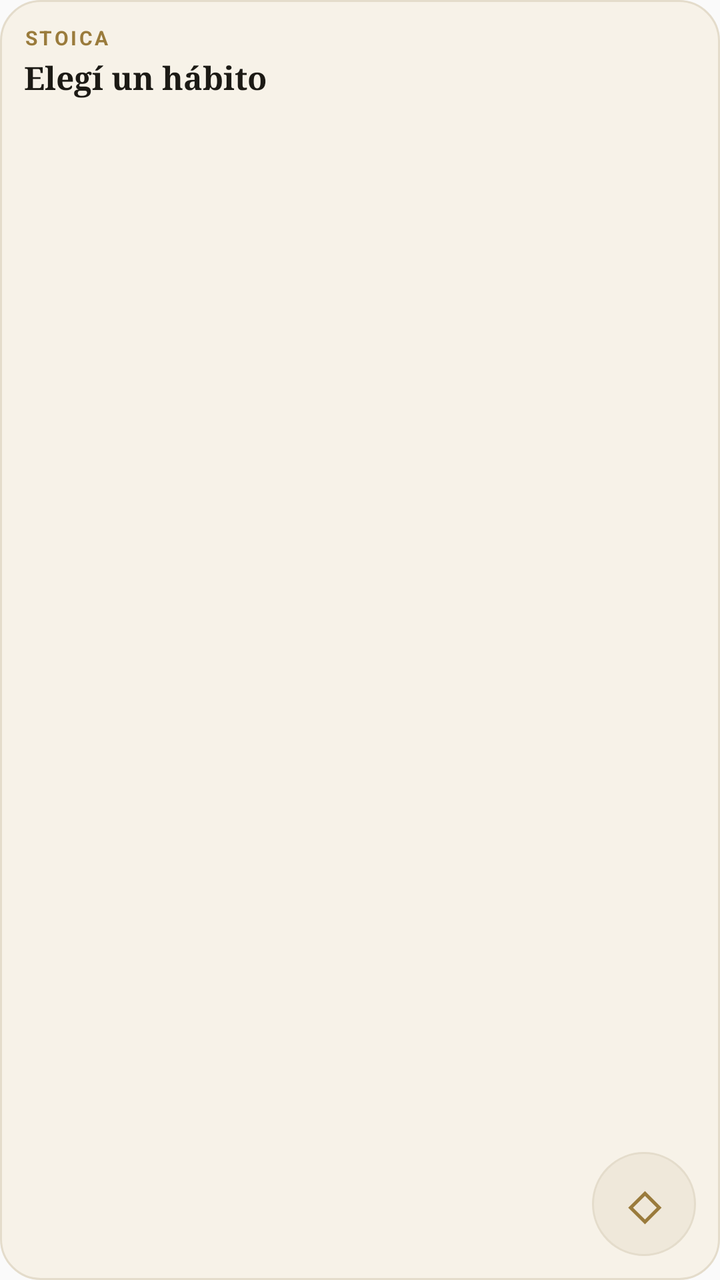
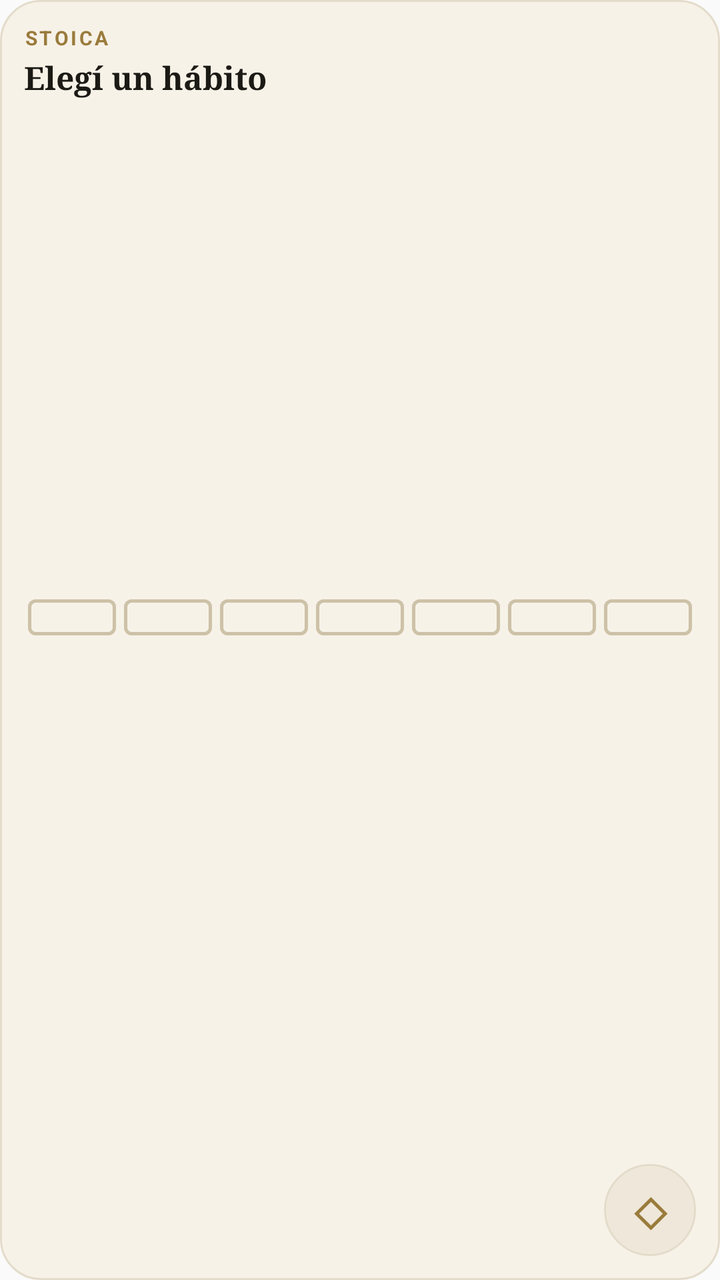

An Android layout rendered at two revisions. The XML below is the earlier revision; the diff shows what the commit changed to produce the second picture.
<!-- AndroidManifest.xml: application theme AppTheme -->
<!-- res/layout/widget_habito.xml -->
<?xml version="1.0" encoding="utf-8"?>
<LinearLayout xmlns:android="http://schemas.android.com/apk/res/android"
    android:id="@+id/widget_raiz"
    android:layout_width="match_parent"
    android:layout_height="match_parent"
    android:background="@drawable/widget_fondo"
    android:orientation="vertical"
    android:padding="12dp">

    <TextView
        android:id="@+id/h_virtud"
        android:layout_width="wrap_content"
        android:layout_height="wrap_content"
        android:letterSpacing="0.12"
        android:maxLines="1"
        android:text="@string/app_name"
        android:textAllCaps="true"
        android:textColor="@color/widget_dorado"
        android:textSize="10sp"
        android:textStyle="bold" />

    <TextView
        android:id="@+id/h_nombre"
        android:layout_width="match_parent"
        android:layout_height="wrap_content"
        android:layout_marginTop="2dp"
        android:ellipsize="end"
        android:fontFamily="serif"
        android:maxLines="2"
        android:text="@string/widget_habito_elegir"
        android:textColor="@color/widget_texto"
        android:textSize="16sp"
        android:textStyle="bold" />

    
    <FrameLayout
        android:layout_width="match_parent"
        android:layout_height="0dp"
        android:layout_weight="1"
        android:minHeight="4dp" />

    <LinearLayout
        android:layout_width="match_parent"
        android:layout_height="wrap_content"
        android:gravity="center_vertical"
        android:orientation="horizontal">

        <LinearLayout
            android:layout_width="0dp"
            android:layout_height="wrap_content"
            android:layout_weight="1"
            android:orientation="vertical">

            <TextView
                android:id="@+id/h_detalle"
                android:layout_width="wrap_content"
                android:layout_height="wrap_content"
                android:maxLines="1"
                android:textColor="@color/widget_texto"
                android:textSize="13sp" />

            <TextView
                android:id="@+id/h_racha"
                android:layout_width="wrap_content"
                android:layout_height="wrap_content"
                android:maxLines="1"
                android:textColor="@color/widget_suave"
                android:textSize="11sp" />
        </LinearLayout>

        <TextView
            android:id="@+id/h_marca"
            android:layout_width="52dp"
            android:layout_height="52dp"
            android:background="@drawable/widget_boton"
            android:gravity="center"
            android:text="◇"
            android:textColor="@color/widget_dorado"
            android:textSize="26sp"
            android:textStyle="bold" />
    </LinearLayout>
</LinearLayout>
<!-- resources referenced by this layout -->
<resources>
  <color name="widget_dorado">#9A7B3C</color>
  <color name="widget_suave">#6E6656</color>
  <color name="widget_texto">#1C1A15</color>
  <!-- drawable widget_boton (drawable) -->
  <?xml version="1.0" encoding="utf-8"?>
  <shape xmlns:android="http://schemas.android.com/apk/res/android" android:shape="oval">
      <solid android:color="@color/widget_fila" />
      <stroke android:width="1dp" android:color="@color/widget_borde" />
  </shape>
  <!-- drawable widget_fondo (drawable) -->
  <?xml version="1.0" encoding="utf-8"?>
  <shape xmlns:android="http://schemas.android.com/apk/res/android" android:shape="rectangle">
      <solid android:color="@color/widget_fondo" />
      <corners android:radius="20dp" />
      <stroke android:width="1dp" android:color="@color/widget_borde" />
  </shape>
  <string name="app_name">Stoica</string>
  <string name="widget_habito_elegir">Elegí un hábito</string>
  <style name="AppTheme" parent="Theme.AppCompat.Light.DarkActionBar">
          
          <item name="colorPrimary">@color/colorPrimary</item>
          <item name="colorPrimaryDark">@color/colorPrimaryDark</item>
          <item name="colorAccent">@color/colorAccent</item>
      </style>
  <color name="widget_fila">#EFE8DA</color>
  <color name="widget_borde">#E4DCCB</color>
  <color name="widget_fondo">#F7F2E8</color>
</resources>

<!-- the commit's change to res/layout/widget_habito.xml (unified diff, before → after) -->
@@ -32,12 +32,228 @@
         android:textSize="16sp"
         android:textStyle="bold" />
 
-    
     <FrameLayout
         android:layout_width="match_parent"
         android:layout_height="0dp"
         android:layout_weight="1"
-        android:minHeight="4dp" />
+        android:minHeight="6dp" />
+
+    
+    <LinearLayout
+        android:id="@+id/h_semana"
+        android:layout_width="match_parent"
+        android:layout_height="wrap_content"
+        android:orientation="horizontal">
+
+        <LinearLayout
+            android:layout_width="0dp"
+            android:layout_height="wrap_content"
+            android:layout_weight="1"
+            android:gravity="center_horizontal"
+            android:orientation="vertical">
+
+            <TextView
+                android:id="@+id/h_bx0"
+                android:layout_width="match_parent"
+                android:layout_height="18dp"
+                android:layout_marginStart="2dp"
+                android:layout_marginEnd="2dp"
+                android:background="@drawable/dia_vacio"
+                android:gravity="center"
+                android:textColor="@color/widget_ok"
+                android:textSize="10sp"
+                android:textStyle="bold" />
+
+            <TextView
+                android:id="@+id/h_lb0"
+                android:layout_width="wrap_content"
+                android:layout_height="wrap_content"
+                android:layout_marginTop="2dp"
+                android:textColor="@color/widget_suave"
+                android:textSize="9sp"
+                android:textStyle="bold" />
+        </LinearLayout>
+
+        <LinearLayout
+            android:layout_width="0dp"
+            android:layout_height="wrap_content"
+            android:layout_weight="1"
+            android:gravity="center_horizontal"
+            android:orientation="vertical">
+
+            <TextView
+                android:id="@+id/h_bx1"
+                android:layout_width="match_parent"
+                android:layout_height="18dp"
+                android:layout_marginStart="2dp"
+                android:layout_marginEnd="2dp"
+                android:background="@drawable/dia_vacio"
+                android:gravity="center"
+                android:textColor="@color/widget_ok"
+                android:textSize="10sp"
+                android:textStyle="bold" />
+
+            <TextView
+                android:id="@+id/h_lb1"
+                android:layout_width="wrap_content"
+                android:layout_height="wrap_content"
+                android:layout_marginTop="2dp"
+                android:textColor="@color/widget_suave"
+                android:textSize="9sp"
+                android:textStyle="bold" />
+        </LinearLayout>
+
+        <LinearLayout
+            android:layout_width="0dp"
+            android:layout_height="wrap_content"
+            android:layout_weight="1"
+            android:gravity="center_horizontal"
+            android:orientation="vertical">
+
+            <TextView
+                android:id="@+id/h_bx2"
+                android:layout_width="match_parent"
+                android:layout_height="18dp"
+                android:layout_marginStart="2dp"
+                android:layout_marginEnd="2dp"
+                android:background="@drawable/dia_vacio"
+                android:gravity="center"
+                android:textColor="@color/widget_ok"
+                android:textSize="10sp"
+                android:textStyle="bold" />
+
+            <TextView
+                android:id="@+id/h_lb2"
+                android:layout_width="wrap_content"
+                android:layout_height="wrap_content"
+                android:layout_marginTop="2dp"
+                android:textColor="@color/widget_suave"
+                android:textSize="9sp"
+                android:textStyle="bold" />
+        </LinearLayout>
+
+        <LinearLayout
+            android:layout_width="0dp"
+            android:layout_height="wrap_content"
+            android:layout_weight="1"
+            android:gravity="center_horizontal"
+            android:orientation="vertical">
+
+            <TextView
+                android:id="@+id/h_bx3"
+                android:layout_width="match_parent"
+                android:layout_height="18dp"
+                android:layout_marginStart="2dp"
+                android:layout_marginEnd="2dp"
+                android:background="@drawable/dia_vacio"
+                android:gravity="center"
+                android:textColor="@color/widget_ok"
+                android:textSize="10sp"
+                android:textStyle="bold" />
+
+            <TextView
+                android:id="@+id/h_lb3"
+                android:layout_width="wrap_content"
+                android:layout_height="wrap_content"
+                android:layout_marginTop="2dp"
+                android:textColor="@color/widget_suave"
+                android:textSize="9sp"
+                android:textStyle="bold" />
+        </LinearLayout>
+
+        <LinearLayout
+            android:layout_width="0dp"
+            android:layout_height="wrap_content"
+            android:layout_weight="1"
+            android:gravity="center_horizontal"
+            android:orientation="vertical">
+
+            <TextView
+                android:id="@+id/h_bx4"
+                android:layout_width="match_parent"
+                android:layout_height="18dp"
+                android:layout_marginStart="2dp"
+                android:layout_marginEnd="2dp"
+                android:background="@drawable/dia_vacio"
+                android:gravity="center"
+                android:textColor="@color/widget_ok"
+                android:textSize="10sp"
+                android:textStyle="bold" />
+
+            <TextView
+                android:id="@+id/h_lb4"
+                android:layout_width="wrap_content"
+                android:layout_height="wrap_content"
+                android:layout_marginTop="2dp"
+                android:textColor="@color/widget_suave"
+                android:textSize="9sp"
+                android:textStyle="bold" />
+        </LinearLayout>
+
+        <LinearLayout
+            android:layout_width="0dp"
+            android:layout_height="wrap_content"
+            android:layout_weight="1"
+            android:gravity="center_horizontal"
+            android:orientation="vertical">
+
+            <TextView
+                android:id="@+id/h_bx5"
+                android:layout_width="match_parent"
+                android:layout_height="18dp"
+                android:layout_marginStart="2dp"
+                android:layout_marginEnd="2dp"
+                android:background="@drawable/dia_vacio"
+                android:gravity="center"
+                android:textColor="@color/widget_ok"
+                android:textSize="10sp"
+                android:textStyle="bold" />
+
+            <TextView
+                android:id="@+id/h_lb5"
+                android:layout_width="wrap_content"
+                android:layout_height="wrap_content"
+                android:layout_marginTop="2dp"
+                android:textColor="@color/widget_suave"
+                android:textSize="9sp"
+                android:textStyle="bold" />
+        </LinearLayout>
+
+        <LinearLayout
+            android:layout_width="0dp"
+            android:layout_height="wrap_content"
+            android:layout_weight="1"
+            android:gravity="center_horizontal"
+            android:orientation="vertical">
+
+            <TextView
+                android:id="@+id/h_bx6"
+                android:layout_width="match_parent"
+                android:layout_height="18dp"
+                android:layout_marginStart="2dp"
+                android:layout_marginEnd="2dp"
+                android:background="@drawable/dia_vacio"
+                android:gravity="center"
+                android:textColor="@color/widget_ok"
+                android:textSize="10sp"
+                android:textStyle="bold" />
+
+            <TextView
+                android:id="@+id/h_lb6"
+                android:layout_width="wrap_content"
+                android:layout_height="wrap_content"
+                android:layout_marginTop="2dp"
+                android:textColor="@color/widget_suave"
+                android:textSize="9sp"
+                android:textStyle="bold" />
+        </LinearLayout>
+    </LinearLayout>
+
+    <FrameLayout
+        android:layout_width="match_parent"
+        android:layout_height="0dp"
+        android:layout_weight="1"
+        android:minHeight="6dp" />
 
     <LinearLayout
         android:layout_width="match_parent"
@@ -70,8 +286,8 @@
 
         <TextView
             android:id="@+id/h_marca"
-            android:layout_width="52dp"
-            android:layout_height="52dp"
+            android:layout_width="46dp"
+            android:layout_height="46dp"
             android:background="@drawable/widget_boton"
             android:gravity="center"
             android:text="◇"
<!-- resource entries referenced after the edit -->
@@ -1,8 +1,16 @@
 <!-- resources referenced by this layout -->
 <resources>
   <color name="widget_dorado">#9A7B3C</color>
+  <color name="widget_ok">#3F6E38</color>
   <color name="widget_suave">#6E6656</color>
   <color name="widget_texto">#1C1A15</color>
+  <!-- drawable dia_vacio (drawable) -->
+  <?xml version="1.0" encoding="utf-8"?>
+  <shape xmlns:android="http://schemas.android.com/apk/res/android" android:shape="rectangle">
+      <solid android:color="#00000000" />
+      <stroke android:width="1.5dp" android:color="@color/widget_ln3" />
+      <corners android:radius="3dp" />
+  </shape>
   <!-- drawable widget_boton (drawable) -->
   <?xml version="1.0" encoding="utf-8"?>
   <shape xmlns:android="http://schemas.android.com/apk/res/android" android:shape="oval">
@@ -24,6 +32,7 @@
           <item name="colorPrimaryDark">@color/colorPrimaryDark</item>
           <item name="colorAccent">@color/colorAccent</item>
       </style>
+  <color name="widget_ln3">#CDC1A7</color>
   <color name="widget_fila">#EFE8DA</color>
   <color name="widget_borde">#E4DCCB</color>
   <color name="widget_fondo">#F7F2E8</color>
